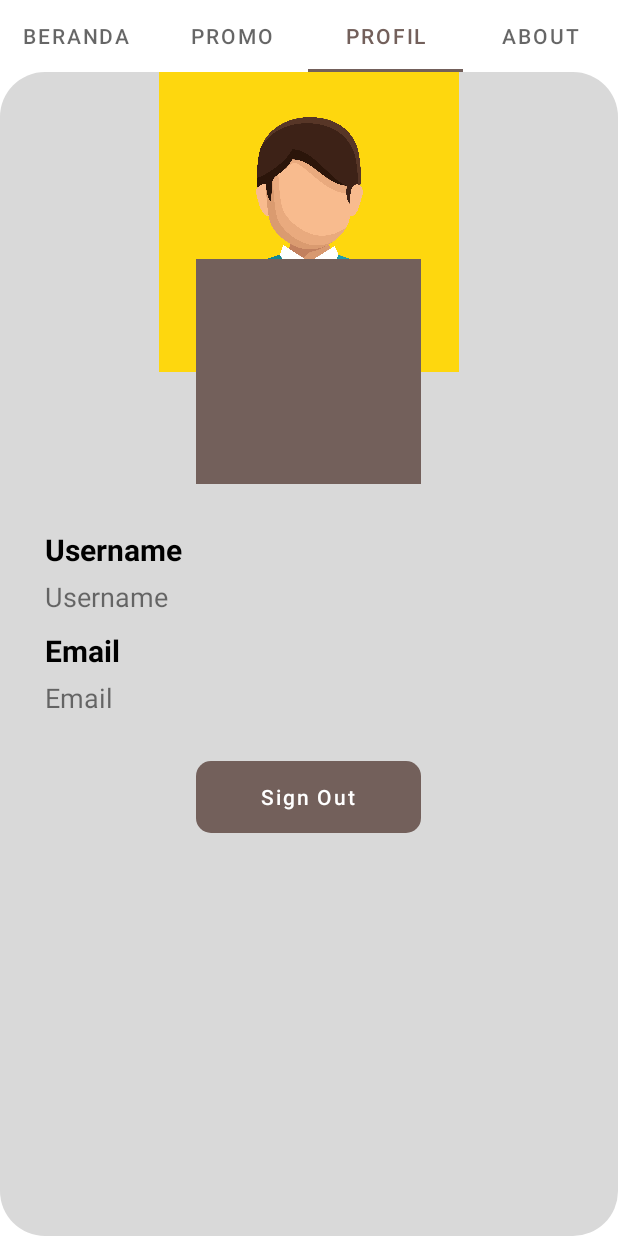
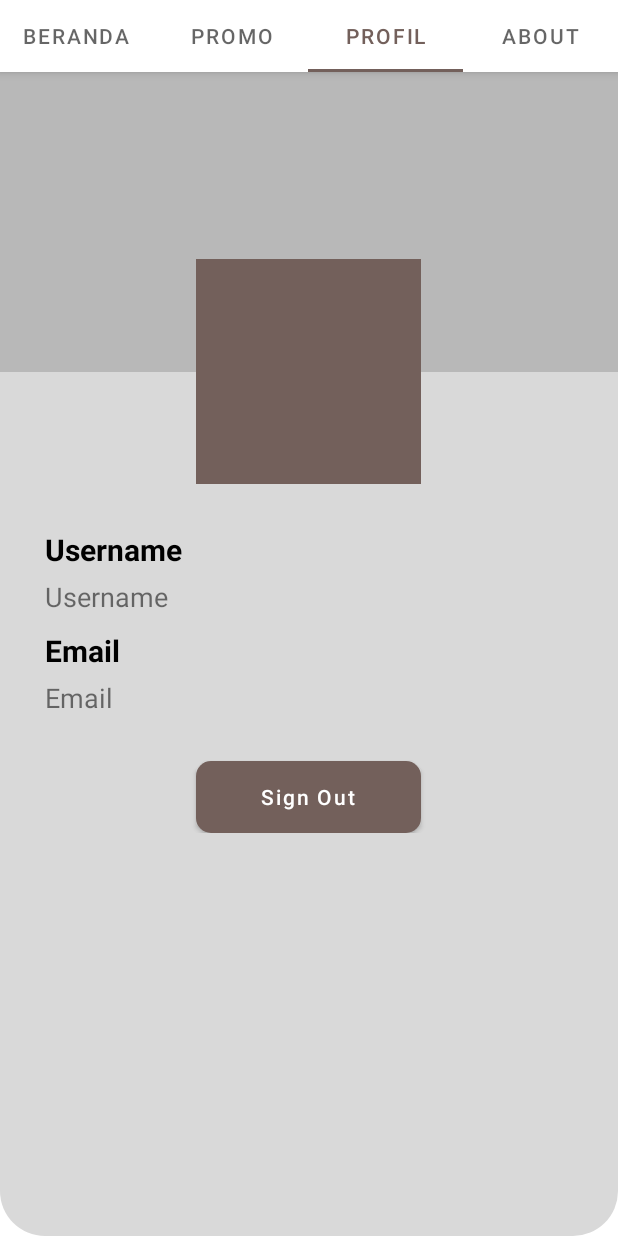
Before and after one commit to miftahulajmy/BallinsCoffee, an Android app: the MainActivity screen opened directly, with no data from a screen before it, tab 3 chosen, on a phone screen of 412 x 824 dp. Run offline under Robolectric (Android 15) with nearby library versions, the phone set to English and light mode, and no system bars.

Commit message:
balikin ke yang tadi

```diff
--- a/app/src/main/java/com/example/project_irfan/MainActivity.kt
+++ b/app/src/main/java/com/example/project_irfan/MainActivity.kt
@@ -46,11 +46,6 @@ class MainActivity  : AppCompatActivity() {
         startActivity(i)
     }
 
-    fun keLogin(view: View?) {
-        val i = Intent(applicationContext, LoginActivity::class.java)
-        startActivity(i)
-    }
-
     fun keMaps(view: View?) {
         val i = Intent(applicationContext, MapsActivity::class.java)
         startActivity(i)
--- a/app/src/main/res/layout/fragment_profil.xml
+++ b/app/src/main/res/layout/fragment_profil.xml
@@ -13,7 +13,7 @@
         <ImageView
             android:layout_width="match_parent"
             android:layout_height="200dp"
-            android:src="@drawable/avatar"/>
+            android:background="@color/bg"/>
         <ImageView
             android:layout_width="150dp"
             android:layout_height="150dp"
@@ -66,7 +66,7 @@
                 android:textAllCaps="false"
                 android:layout_marginTop="20dp"
                 android:layout_gravity="center"
-                android:onClick="KeLogin"/>
+                android:onClick="keHome"/>
         </LinearLayout>
     </LinearLayout>
 </FrameLayout>
```
